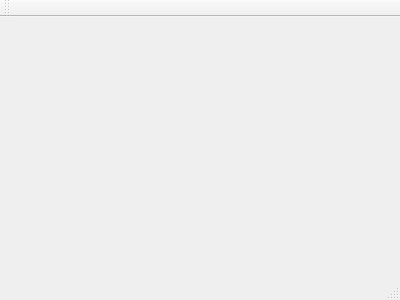
gorgmah/PolygoNinja, file mainwindow.ui: the form before one commit.
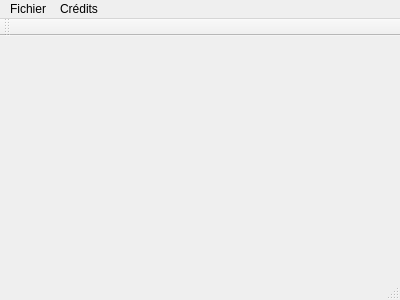
The form after the commit.

Commit message: La barre en haut

```diff
--- a/mainwindow.ui
+++ b/mainwindow.ui
@@ -12,13 +12,52 @@
   <property name="windowTitle" >
    <string>MainWindow</string>
   </property>
-  <widget class="QMenuBar" name="menuBar" />
-  <widget class="QToolBar" name="mainToolBar" />
-  <widget class="QWidget" name="centralWidget" />
-  <widget class="QStatusBar" name="statusBar" />
+  <widget class="QWidget" name="centralWidget"/>
+  <widget class="QMenuBar" name="menuBar">
+   <property name="geometry">
+    <rect>
+     <x>0</x>
+     <y>0</y>
+     <width>400</width>
+     <height>20</height>
+    </rect>
+   </property>
+   <widget class="QMenu" name="menuFichier">
+    <property name="title">
+     <string>Fichier</string>
+    </property>
+    <addaction name="actionNouveau_Jeu"/>
+    <addaction name="actionQuitter"/>
+   </widget>
+   <widget class="QMenu" name="menuCr_dits">
+    <property name="title">
+     <string>Crédits</string>
+    </property>
+   </widget>
+   <addaction name="menuFichier"/>
+   <addaction name="menuCr_dits"/>
+  </widget>
+  <widget class="QToolBar" name="mainToolBar">
+   <attribute name="toolBarArea">
+    <enum>TopToolBarArea</enum>
+   </attribute>
+   <attribute name="toolBarBreak">
+    <bool>false</bool>
+   </attribute>
+  </widget>
+  <widget class="QStatusBar" name="statusBar"/>
+  <action name="actionNouveau_Jeu">
+   <property name="text">
+    <string>Nouveau Jeu</string>
+   </property>
+  </action>
+  <action name="actionQuitter">
+   <property name="text">
+    <string>Quitter</string>
+   </property>
+  </action>
  </widget>
- <layoutDefault spacing="6" margin="11" />
- <pixmapfunction></pixmapfunction>
+ <layoutdefault spacing="6" margin="11"/>
  <resources/>
  <connections/>
 </ui>
```
Left out of the diff: 7 changed lines with no effect on the pictures.
